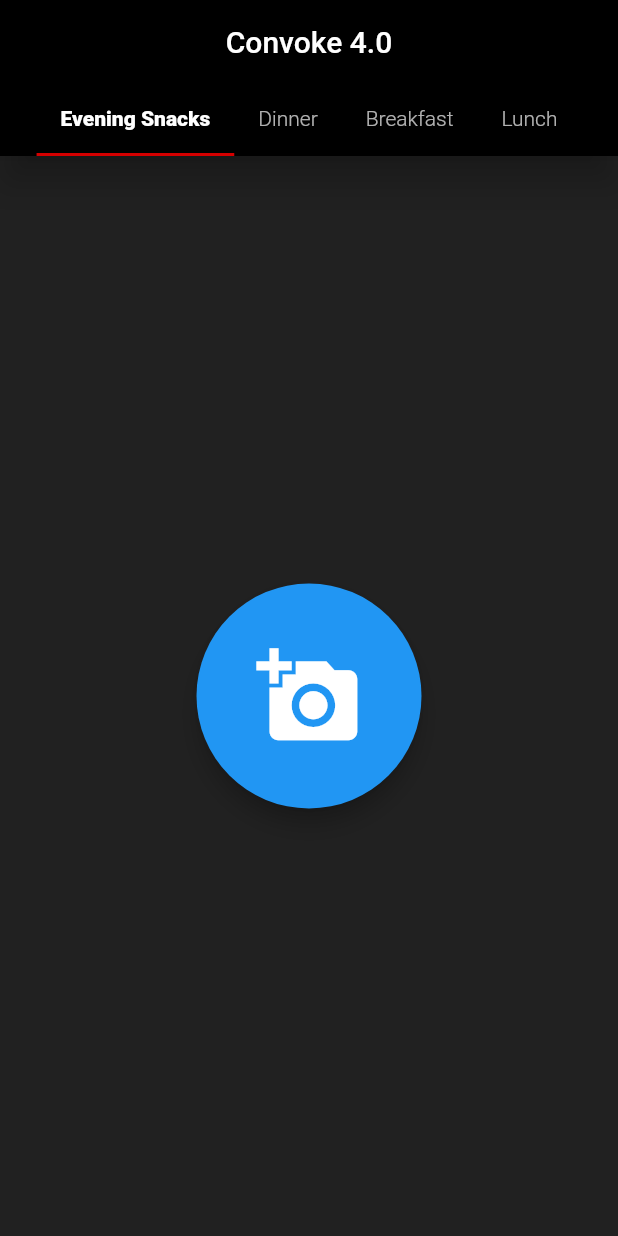
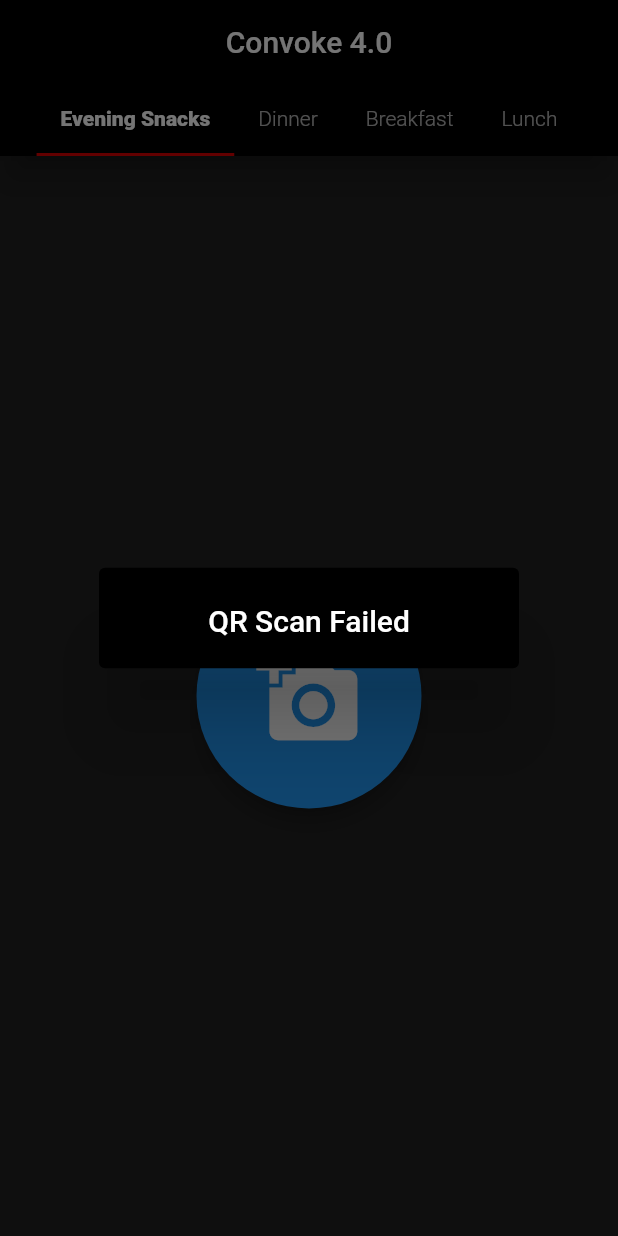
Before and after one commit to akshansh2000/Convoke_4, a Flutter app: the screen it shows after launch, after a tap on the "add a photo" icon, on a phone screen of 412 x 824 dp. Run offline on Flutter 3.47's test engine with Material 2 defaults, Android fonts, the phone set to English and light mode, and no system bars; missing offline and left inert: qrcode_reader.

Commit message:
added failure message

```diff
--- a/lib/main.dart
+++ b/lib/main.dart
@@ -1,4 +1,6 @@
+import 'package:flutter/cupertino.dart';
 import 'package:flutter/material.dart';
+import 'package:convoke_4/firebase_handler.dart';
 import 'package:qrcode_reader/qrcode_reader.dart';
 
 main() => runApp(
@@ -62,25 +64,38 @@ class _ConvokeAppState extends State<ConvokeApp> {
                     Icons.add_a_photo,
                     size: 70,
                   ),
-                  onPressed: () => setState(() async {
-                    qrCodeResult = await QRCodeReader().scan();
-                  }),
+                  onPressed: () => setState(
+                    () async {
+                      qrCodeResult = await QRCodeReader().scan();
+                      qrCodeResult == null
+                          ? showDialog(
+                              context: context,
+                              builder: (BuildContext context) {
+                                return AlertDialog(
+                                  backgroundColor: Colors.black,
+                                  title: Center(
+                                    child: Text(
+                                      "QR Scan Failed",
+                                      style: TextStyle(
+                                        color: Colors.white,
+                                      ),
+                                    ),
+                                  ),
+                                );
+                              },
+                            )
+                          : Navigator.of(context).push(
+                              CupertinoPageRoute(
+                                builder: (builder) => FirebaseHandler(
+                                  textResult: qrCodeResult,
+                                ),
+                              ),
+                            );
+                    },
+                  ),
                 ),
               ),
             ),
-            qrCodeResult == null
-                ? Container()
-                : Align(
-                    alignment: Alignment(0, 0.9),
-                    child: Text(
-                      qrCodeResult,
-                      textAlign: TextAlign.center,
-                      style: TextStyle(
-                        color: Colors.white,
-                        fontSize: 50,
-                      ),
-                    ),
-                  ),
           ],
         ),
       ),
```
Also changed, not shown: 1 other file.
